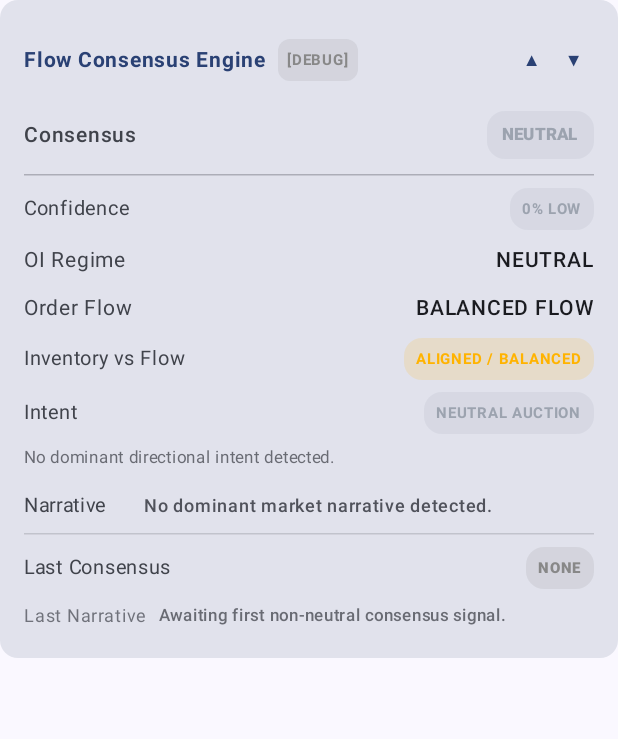
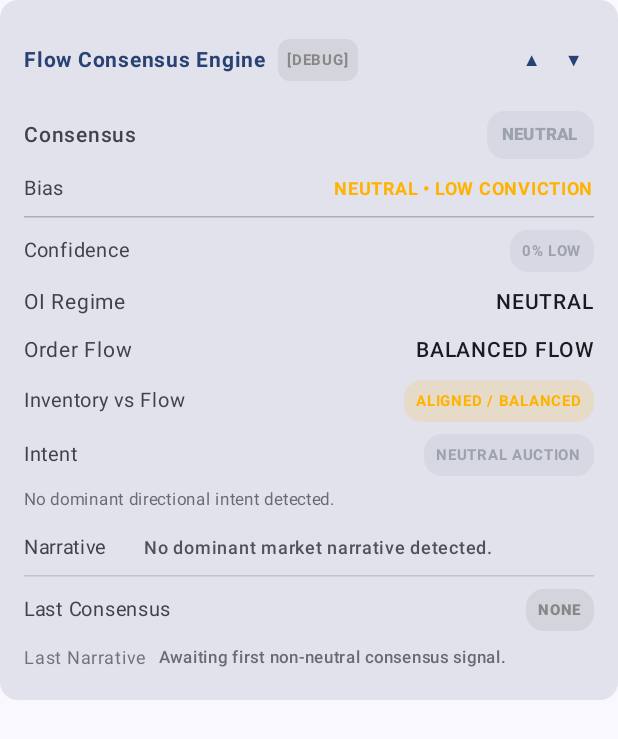
Before and after one commit to c4llm3s4m/FlowMatrix, an Android app built with Jetpack Compose: the composable FlowConsensusCard shown on its own in the app's theme, on a phone screen of 412 x 824 dp. Shown: the top 739 px of the screen. Run offline under Robolectric (Android 15) with nearby library versions, the phone set to English and light mode, and no system bars; network calls fail.

Commit message:
Implement Flow Matrix Consensus Engine V3.5 (Part 2 of 2): Separate mechanics bias from trade bias, rebalance 5-component confidence scoring, and update FlowConsensusCard

```diff
--- a/app/src/main/java/com/siam/flowmatrix/BinanceDataModels.kt
+++ b/app/src/main/java/com/siam/flowmatrix/BinanceDataModels.kt
@@ -361,7 +361,7 @@ data class ConsensusHistoryEvent(
     val badgeColor: Color
 )
 
-// 16. Flow Consensus Diagnostics / Debug State Model (V3 Engine)
+// 16. Flow Consensus Diagnostics / Debug State Model (V3.5 Engine)
 data class FlowConsensusDebugState(
     val isDebugEnabled: Boolean = false,
     val inputOiRegime: String = "NEUTRAL",
@@ -376,19 +376,24 @@ data class FlowConsensusDebugState(
     val smpeScore: Int = 0,
     val oiScore: Int = 0,
     val ofScore: Int = 0,
+    val momentumScore: Int = 0,
     val persistenceScore: Int = 0,
     val totalConfidencePct: Int = 0,
+    val mechanicsBias: String = "NEUTRAL",
+    val tradeBias: String = "LOW",
     val intentRuleFired: String = "NEUTRAL_AUCTION",
     val ruleFired: String = "No rule fired (NEUTRAL)"
 )
 
-// 17. Flow Consensus State Model (Dual Engine Consensus, Intent & Unified 0-100% Confidence)
+// 17. Flow Consensus State Model (Dual Engine Consensus, Intent, Mechanics/Trade Bias & Unified 0-100% Confidence)
 data class FlowConsensusState(
     val consensus: String = "NEUTRAL",
     val badgeColor: Color = Color(0xFF9CA3AF),
     val confidencePct: Int = 0,
     val confidence: String = "LOW",
     val confidenceColor: Color = Color(0xFF9CA3AF),
+    val mechanicsBias: String = "NEUTRAL",
+    val tradeBias: String = "LOW",
     val oiRegimeDisplay: String = "NEUTRAL",
     val orderFlowDisplay: String = "BALANCED FLOW",
     val narrative: String = "No dominant market narrative detected.",
--- a/app/src/main/java/com/siam/flowmatrix/MainActivity.kt
+++ b/app/src/main/java/com/siam/flowmatrix/MainActivity.kt
@@ -881,7 +881,7 @@ fun SmartMoneyPositionCard(
     }
 }
 
-// V3 Flow Consensus Engine Card with Memory Engine, Inventory vs Flow & Intent Engine
+// V3.5 Flow Consensus Engine Card with Memory Engine, Intent Engine & Mechanics/Trade Bias
 @Composable
 fun FlowConsensusCard(
     consensusState: FlowConsensusState,
@@ -936,9 +936,29 @@ fun FlowConsensusCard(
             }
         }
 
+        // ROW 2: Compact Bias Row (Mechanics Bias • Trade Conviction)
+        Row(
+            modifier = Modifier.fillMaxWidth().padding(vertical = 2.dp),
+            horizontalArrangement = Arrangement.SpaceBetween,
+            verticalAlignment = Alignment.CenterVertically
+        ) {
+            Text("Bias", fontSize = 13.sp, color = MaterialTheme.colorScheme.onSurfaceVariant)
+            val mechanicsColor = when (consensusState.mechanicsBias) {
+                "BULLISH" -> GreenPositive
+                "BEARISH" -> CoralNegative
+                else -> GoldNeutral
+            }
+            Text(
+                text = "${consensusState.mechanicsBias} • ${consensusState.tradeBias} CONVICTION",
+                fontSize = 12.sp,
+                fontWeight = FontWeight.Bold,
+                color = mechanicsColor
+            )
+        }
+
         HorizontalDivider(modifier = Modifier.padding(vertical = 4.dp), color = MaterialTheme.colorScheme.outlineVariant.copy(alpha = 0.5f))
 
-        // ROW 2: Confidence Badge (Unified 0-100% Score Display)
+        // ROW 3: Confidence Badge (Unified 0-100% Score Display)
         Row(
             modifier = Modifier.fillMaxWidth().padding(vertical = 4.dp),
             horizontalArrangement = Arrangement.SpaceBetween,
@@ -959,13 +979,13 @@ fun FlowConsensusCard(
             }
         }
 
-        // ROW 3: OI Regime Display
+        // ROW 4: OI Regime Display
         DataRow("OI Regime", consensusState.oiRegimeDisplay)
 
-        // ROW 4: Order Flow Display
+        // ROW 5: Order Flow Display
         DataRow("Order Flow", consensusState.orderFlowDisplay)
 
-        // ROW 5: Inventory vs Flow Conflict Detector Row
+        // ROW 6: Inventory vs Flow Conflict Detector Row
         Row(
             modifier = Modifier.fillMaxWidth().padding(vertical = 4.dp),
             horizontalArrangement = Arrangement.SpaceBetween,
@@ -993,7 +1013,7 @@ fun FlowConsensusCard(
             }
         }
 
-        // ROW 6: Intent Row (OI + Order Flow Intent Engine)
+        // ROW 7: Intent Row (OI + Order Flow Intent Engine)
         Row(
             modifier = Modifier.fillMaxWidth().padding(vertical = 4.dp),
             horizontalArrangement = Arrangement.SpaceBetween,
@@ -1021,7 +1041,7 @@ fun FlowConsensusCard(
             modifier = Modifier.padding(bottom = 4.dp)
         )
 
-        // ROW 7: Narrative Text Explanation
+        // ROW 8: Narrative Text Explanation
         Row(
             modifier = Modifier.fillMaxWidth().padding(top = 4.dp),
             horizontalArrangement = Arrangement.SpaceBetween,
@@ -1039,7 +1059,7 @@ fun FlowConsensusCard(
 
         HorizontalDivider(modifier = Modifier.padding(vertical = 6.dp), color = MaterialTheme.colorScheme.outlineVariant.copy(alpha = 0.3f))
 
-        // ROW 8: Last Consensus (Consensus Memory Engine)
+        // ROW 9: Last Consensus (Consensus Memory Engine)
         Row(
             modifier = Modifier.fillMaxWidth().padding(vertical = 2.dp),
             horizontalArrangement = Arrangement.SpaceBetween,
@@ -1068,7 +1088,7 @@ fun FlowConsensusCard(
             }
         }
 
-        // ROW 9: Last Narrative
+        // ROW 10: Last Narrative
         Row(
             modifier = Modifier.fillMaxWidth().padding(top = 4.dp),
             horizontalArrangement = Arrangement.SpaceBetween,
@@ -1106,9 +1126,14 @@ fun FlowConsensusCard(
                 DebugHeader("CONFIDENCE ENGINE BREAKDOWN (0-100%)")
                 DebugRow("SMPE Score (/30)", "${debug.smpeScore}")
                 DebugRow("OI Score (/25)", "${debug.oiScore}")
-                DebugRow("Order Flow Score (/25)", "${debug.ofScore}")
-                DebugRow("Persistence Score (/20)", "${debug.persistenceScore}")
+                DebugRow("Order Flow Score (/20)", "${debug.ofScore}")
+                DebugRow("Momentum Score (/15)", "${debug.momentumScore}")
+                DebugRow("Persistence Score (/10)", "${debug.persistenceScore}")
                 DebugRow("Total Confidence", "${debug.totalConfidencePct}% [${consensusState.confidence}]", consensusState.confidenceColor)
+
+                DebugHeader("MECHANICS & TRADE BIAS")
+                DebugRow("Mechanics Bias", debug.mechanicsBias)
+                DebugRow("Trade Bias", debug.tradeBias)
 
                 DebugHeader("INTENT ENGINE TRACE")
                 DebugRow("Intent State", consensusState.intentState, consensusState.intentColor)
```
Also changed, not shown: app/src/main/java/com/siam/flowmatrix/TelemetryRepository.kt (+57 -23 lines).
